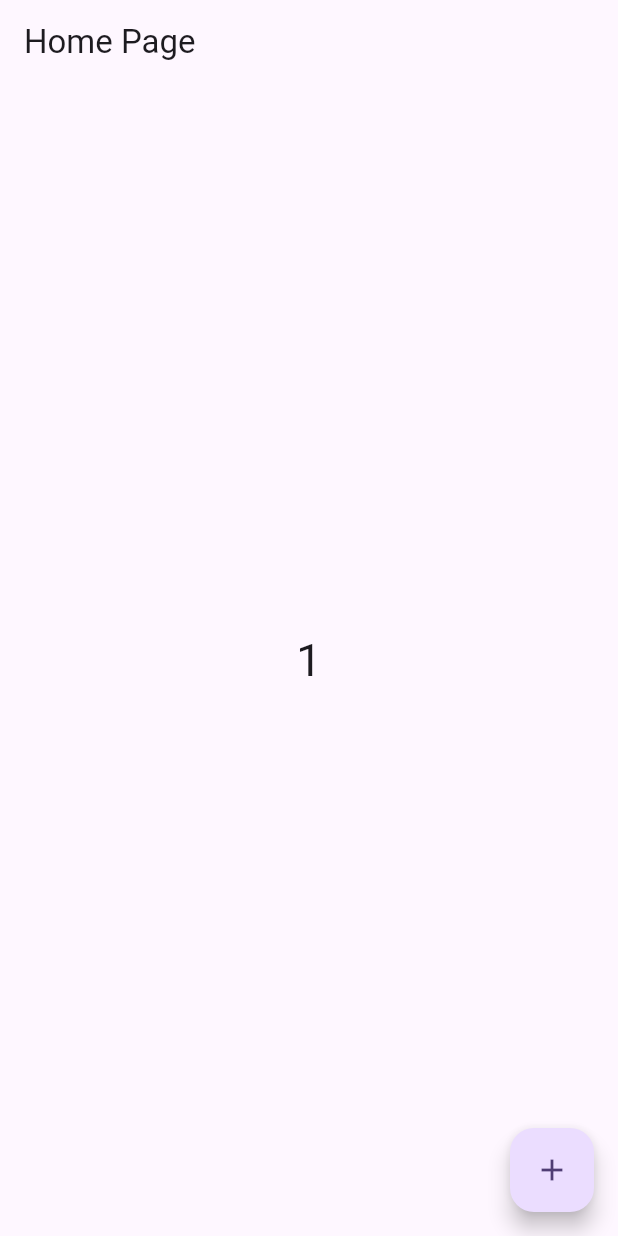
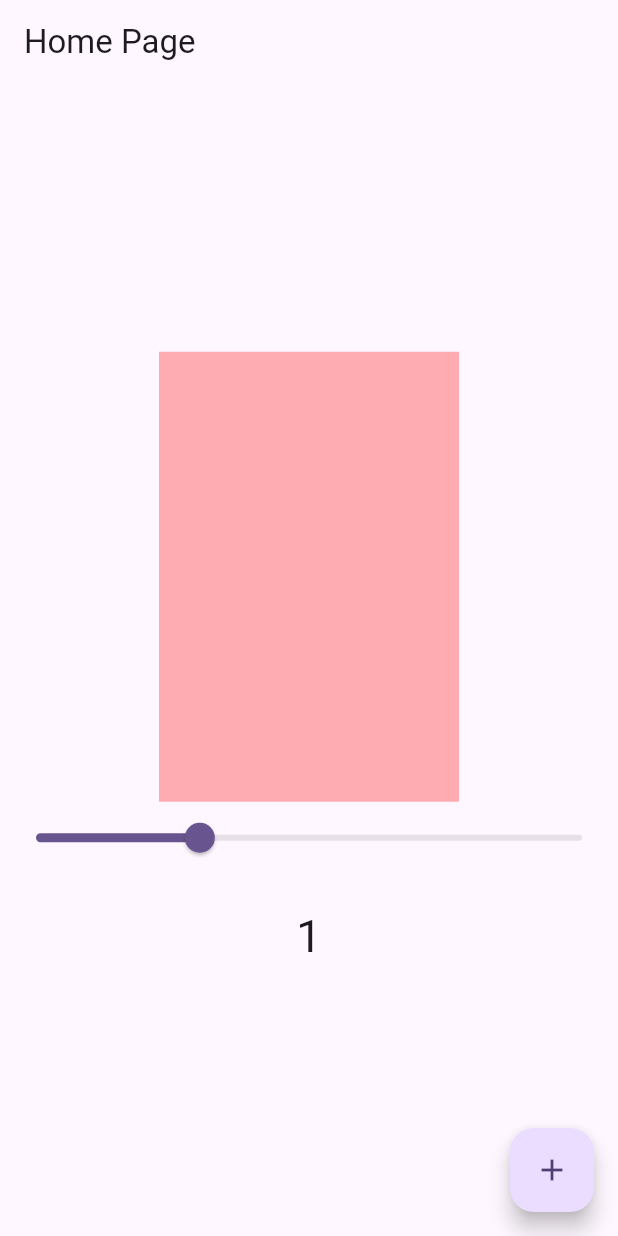
Before and after one commit to taufiqelahi/flutter_getx_mvvm, a Flutter app: the screen it shows after launch, on a phone screen of 412 x 824 dp. Run offline on Flutter 3.47's test engine with Material 3 defaults, Android fonts, the light colour scheme and no system bars; our stand-ins replace fluttertoast, get.

Commit message:
opacity chnage by getx controller

```diff
--- a/lib/view/home_screen.dart
+++ b/lib/view/home_screen.dart
@@ -1,6 +1,8 @@
 import 'package:flutter/material.dart';
 import 'package:get/get.dart';
+import 'package:getx_mvvm/utlis/color/app_colors.dart';
 import 'package:getx_mvvm/view_model/counter_controller.dart';
+import 'package:getx_mvvm/view_model/opacity_controller.dart';
 
 class HomeScreen extends StatelessWidget {
   const HomeScreen({super.key});
@@ -8,6 +10,7 @@ class HomeScreen extends StatelessWidget {
   @override
   Widget build(BuildContext context) {
     CounterController counterController=Get.put(CounterController());
+    OpacityController opacityController=Get.put(OpacityController());
     return Scaffold(
       floatingActionButton: FloatingActionButton(onPressed: () {
         counterController.changeNumber();
@@ -20,9 +23,22 @@ class HomeScreen extends StatelessWidget {
           mainAxisSize: MainAxisSize.min,
           children: [
           Obx((){
-            return   Text(
-             counterController.a.string,
-              style: TextStyle(fontSize: 30),
+            return   Column(
+              children: [
+                Container(
+                  height: 300,
+                  width: 200,
+                  color:AppColors.red.withOpacity(opacityController.opacity.value) ,
+                ),
+                Slider(value: opacityController.opacity.value, onChanged: (va){
+                  opacityController.opacity.value=va;
+                }),
+                SizedBox(height: 20,),
+                Text(
+                 counterController.a.string,
+                  style: TextStyle(fontSize: 30),
+                ),
+              ],
             );
           })
           ],
--- /dev/null
+++ b/lib/view_model/opacity_controller.dart
@@ -0,0 +1,5 @@
+import 'package:get/get.dart';
+
+class OpacityController extends GetxController{
+  RxDouble opacity=0.3.obs;
+}
```
